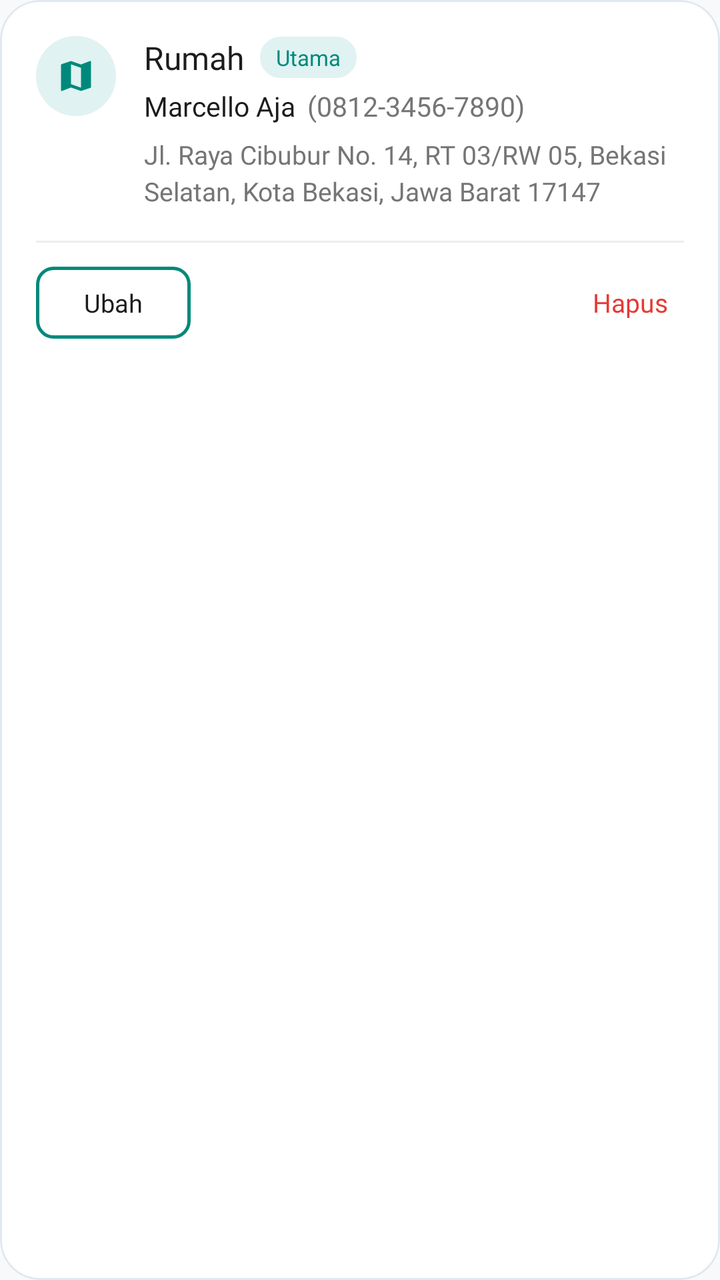
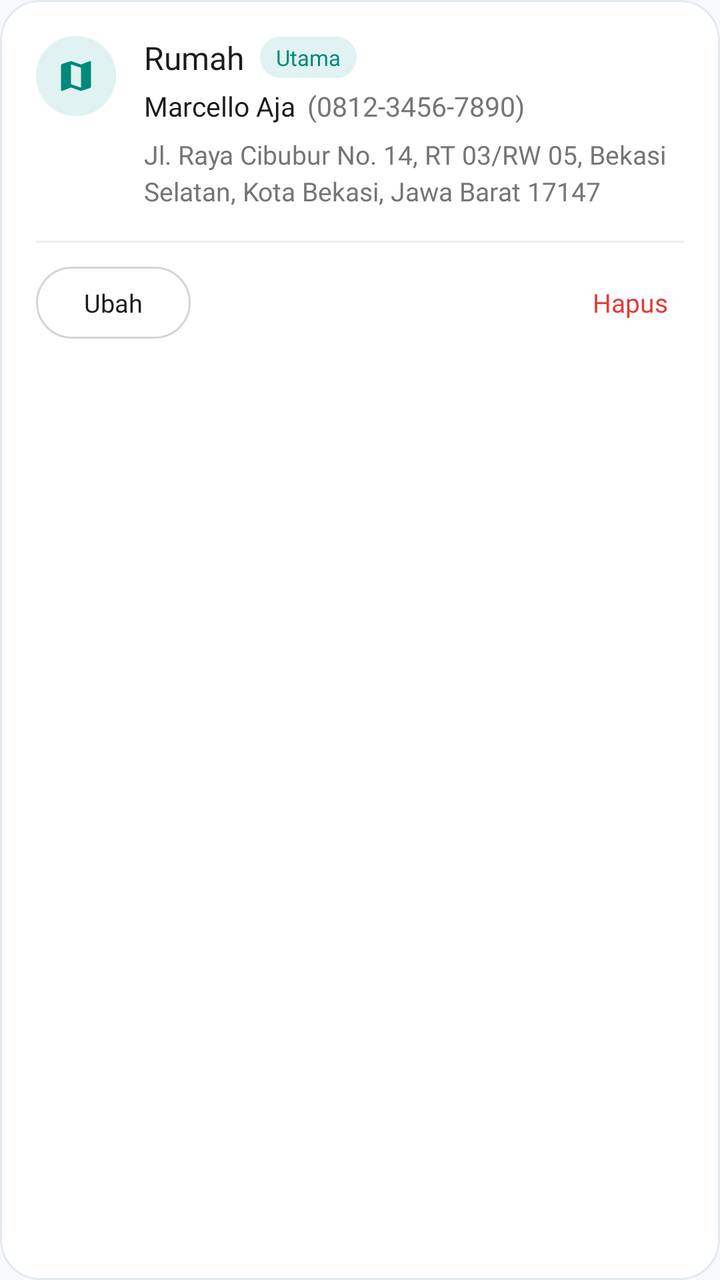

An Android layout rendered at two revisions. The XML below is the earlier revision; the diff shows what the commit changed to produce the second picture.
<!-- AndroidManifest.xml: application theme Theme.GuppyMarketIDN -->
<!-- res/layout/item_shipping_address_card.xml -->
<?xml version="1.0" encoding="utf-8"?>
<com.google.android.material.card.MaterialCardView
    xmlns:android="http://schemas.android.com/apk/res/android"
    xmlns:app="http://schemas.android.com/apk/res-auto"
    android:layout_width="match_parent"
    android:layout_height="wrap_content"
    android:layout_marginBottom="14dp"
    app:cardCornerRadius="20dp"
    app:cardElevation="0dp"
    app:cardBackgroundColor="@color/white"
    app:strokeColor="#E2E8F0"
    app:strokeWidth="1dp">

    <LinearLayout
        android:layout_width="match_parent"
        android:layout_height="wrap_content"
        android:orientation="vertical"
        android:padding="18dp">

        
        <LinearLayout
            android:layout_width="match_parent"
            android:layout_height="wrap_content"
            android:gravity="top"
            android:orientation="horizontal">

            
            <ImageView
                android:id="@+id/imgAddressTypeIcon"
                android:layout_width="40dp"
                android:layout_height="40dp"
                android:background="@drawable/bg_circle_image"
                android:backgroundTint="#E0F2F1"
                android:src="@drawable/ic_map_folded"
                app:tint="@color/guppy_primary"
                android:padding="10dp"/>

            <LinearLayout
                android:layout_width="0dp"
                android:layout_weight="1"
                android:layout_height="wrap_content"
                android:layout_marginStart="14dp"
                android:orientation="vertical">

                <LinearLayout
                    android:layout_width="wrap_content"
                    android:layout_height="wrap_content"
                    android:gravity="center_vertical"
                    android:orientation="horizontal">

                    <TextView
                        android:id="@+id/tvAddressLabel"
                        android:layout_width="wrap_content"
                        android:layout_height="wrap_content"
                        android:text="Rumah"
                        android:textColor="@color/guppy_text_black"
                        android:fontFamily="@font/inter_bold"
                        android:textSize="16sp"/>

                    <TextView
                        android:id="@+id/tvDefaultBadge"
                        android:layout_width="wrap_content"
                        android:layout_height="wrap_content"
                        android:layout_marginStart="8dp"
                        android:background="@drawable/bg_chip_selected"
                        android:backgroundTint="#E0F2F1"
                        android:text="Utama"
                        android:textColor="@color/guppy_primary"
                        android:fontFamily="@font/inter_bold"
                        android:textSize="11sp"
                        android:paddingHorizontal="8dp"
                        android:paddingVertical="3dp"/>
                </LinearLayout>

                <LinearLayout
                    android:layout_width="wrap_content"
                    android:layout_height="wrap_content"
                    android:layout_marginTop="4dp"
                    android:orientation="horizontal">

                    <TextView
                        android:id="@+id/tvRecipientName"
                        android:layout_width="wrap_content"
                        android:layout_height="wrap_content"
                        android:text="Marcello Aja"
                        android:textColor="@color/guppy_text_black"
                        android:fontFamily="@font/inter_bold"
                        android:textSize="13.5sp"/>

                    <TextView
                        android:id="@+id/tvRecipientPhone"
                        android:layout_width="wrap_content"
                        android:layout_height="wrap_content"
                        android:layout_marginStart="6dp"
                        android:text="(0812-3456-7890)"
                        android:textColor="@color/guppy_text_gray"
                        android:fontFamily="@font/inter_regular"
                        android:textSize="13.5sp"/>
                </LinearLayout>

                <TextView
                    android:id="@+id/tvFullAddress"
                    android:layout_width="match_parent"
                    android:layout_height="wrap_content"
                    android:layout_marginTop="6dp"
                    android:text="Jl. Raya Cibubur No. 14, RT 03/RW 05, Bekasi Selatan, Kota Bekasi, Jawa Barat 17147"
                    android:textColor="@color/guppy_text_gray"
                    android:fontFamily="@font/inter_regular"
                    android:textSize="13sp"
                    android:lineSpacingExtra="3dp"/>
            </LinearLayout>
        </LinearLayout>

        <View
            android:layout_width="match_parent"
            android:layout_height="1dp"
            android:layout_marginTop="16dp"
            android:background="#EEEEEE"/>

        
        <LinearLayout
            android:layout_width="match_parent"
            android:layout_height="wrap_content"
            android:layout_marginTop="12dp"
            android:gravity="center_vertical"
            android:orientation="horizontal">

            <TextView
                android:id="@+id/btnSetDefaultAddress"
                android:layout_width="wrap_content"
                android:layout_height="36dp"
                android:background="@drawable/bg_btn_outline"
                android:text="Jadikan utama"
                android:textColor="@color/guppy_text_black"
                android:fontFamily="@font/inter_bold"
                android:textSize="12.5sp"
                android:gravity="center"
                android:paddingHorizontal="14dp"
                android:visibility="gone"
                android:clickable="true"
                android:focusable="true"/>

            <TextView
                android:id="@+id/btnEditAddress"
                android:layout_width="wrap_content"
                android:layout_height="36dp"
                android:background="@drawable/bg_btn_outline"
                android:text="Ubah"
                android:textColor="@color/guppy_text_black"
                android:fontFamily="@font/inter_bold"
                android:textSize="12.5sp"
                android:gravity="center"
                android:paddingHorizontal="24dp"
                android:clickable="true"
                android:focusable="true"/>

            <View
                android:layout_width="0dp"
                android:layout_weight="1"
                android:layout_height="1dp"/>

            <TextView
                android:id="@+id/btnDeleteAddress"
                android:layout_width="wrap_content"
                android:layout_height="wrap_content"
                android:text="Hapus"
                android:textColor="#E53935"
                android:fontFamily="@font/inter_bold"
                android:textSize="13sp"
                android:paddingHorizontal="8dp"
                android:paddingVertical="6dp"
                android:clickable="true"
                android:focusable="true"/>
        </LinearLayout>

    </LinearLayout>
</com.google.android.material.card.MaterialCardView>
<!-- resources referenced by this layout -->
<resources>
  <color name="guppy_primary">#00897B</color>
  <color name="guppy_text_black">#1C1C1C</color>
  <color name="guppy_text_gray">#757575</color>
  <color name="white">#FFFFFFFF</color>
  <!-- drawable bg_btn_outline (drawable) -->
  <?xml version="1.0" encoding="utf-8"?>
  <shape xmlns:android="http://schemas.android.com/apk/res/android">
      <solid android:color="@color/white" />
      <stroke android:width="1.5dp" android:color="@color/guppy_primary" />
      <corners android:radius="8dp" />
  </shape>
  <!-- drawable bg_chip_selected (drawable) -->
  <?xml version="1.0" encoding="utf-8"?>
  <shape xmlns:android="http://schemas.android.com/apk/res/android">
      <solid android:color="#E0F2F1" />
      <stroke
          android:width="1.5dp"
          android:color="@color/guppy_primary" />
      <corners android:radius="20dp" />
  </shape>
  <!-- drawable bg_circle_image (drawable) -->
  <?xml version="1.0" encoding="utf-8"?>
  <shape xmlns:android="http://schemas.android.com/apk/res/android" android:shape="oval">
      <solid android:color="@color/guppy_stroke" />
      <stroke android:width="2dp" android:color="@color/guppy_primary" />
  </shape>
  <!-- drawable ic_map_folded (drawable) -->
  <vector xmlns:android="http://schemas.android.com/apk/res/android"
      android:width="24dp"
      android:height="24dp"
      android:viewportWidth="24"
      android:viewportHeight="24">
    <path
        android:fillColor="#374957"
        android:pathData="M20.5,3l-0.16,0.03L15,5.1 9,3 3.36,4.9c-0.21,0.07 -0.36,0.25 -0.36,0.48V20.5c0,0.28 0.22,0.5 0.5,0.5l0.16,-0.03L9,18.9l6,2.1 5.64,-1.9c0.21,-0.07 0.36,-0.25 0.36,-0.48V3.5c0,-0.28 -0.22,-0.5 -0.5,-0.5zM15,19l-6,-2.11V5l6,2.11V19z"/>
  </vector>
  <style name="Theme.GuppyMarketIDN" parent="Base.Theme.GuppyMarketIDN" />
  <color name="guppy_stroke">#EBEBEB</color>
  <style name="Base.Theme.GuppyMarketIDN" parent="Theme.Material3.Light.NoActionBar">
          <item name="colorPrimary">@color/guppy_primary</item>
          <item name="colorOnPrimary">@color/white</item>
          <item name="android:textColorPrimary">@color/guppy_text_black</item>
          <item name="android:textColorSecondary">@color/guppy_text_gray</item>
          <item name="android:windowBackground">@color/guppy_background</item>
      </style>
  <color name="guppy_background">#F8F9FA</color>
</resources>

<!-- the commit's change to res/layout/item_shipping_address_card.xml (unified diff, before → after) -->
@@ -129,13 +129,14 @@
                 android:id="@+id/btnSetDefaultAddress"
                 android:layout_width="wrap_content"
                 android:layout_height="36dp"
-                android:background="@drawable/bg_btn_outline"
+                android:background="@drawable/bg_btn_outline_pill_gray"
                 android:text="Jadikan utama"
                 android:textColor="@color/guppy_text_black"
                 android:fontFamily="@font/inter_bold"
                 android:textSize="12.5sp"
                 android:gravity="center"
-                android:paddingHorizontal="14dp"
+                android:paddingHorizontal="16dp"
+                android:layout_marginEnd="8dp"
                 android:visibility="gone"
                 android:clickable="true"
                 android:focusable="true"/>
@@ -144,7 +145,7 @@
                 android:id="@+id/btnEditAddress"
                 android:layout_width="wrap_content"
                 android:layout_height="36dp"
-                android:background="@drawable/bg_btn_outline"
+                android:background="@drawable/bg_btn_outline_pill_gray"
                 android:text="Ubah"
                 android:textColor="@color/guppy_text_black"
                 android:fontFamily="@font/inter_bold"
<!-- resource entries referenced after the edit -->
@@ -4,12 +4,12 @@
   <color name="guppy_text_black">#1C1C1C</color>
   <color name="guppy_text_gray">#757575</color>
   <color name="white">#FFFFFFFF</color>
-  <!-- drawable bg_btn_outline (drawable) -->
+  <!-- drawable bg_btn_outline_pill_gray (drawable) -->
   <?xml version="1.0" encoding="utf-8"?>
   <shape xmlns:android="http://schemas.android.com/apk/res/android">
       <solid android:color="@color/white" />
-      <stroke android:width="1.5dp" android:color="@color/guppy_primary" />
-      <corners android:radius="8dp" />
+      <stroke android:width="1dp" android:color="#D1D5DB" />
+      <corners android:radius="20dp" />
   </shape>
   <!-- drawable bg_chip_selected (drawable) -->
   <?xml version="1.0" encoding="utf-8"?>
